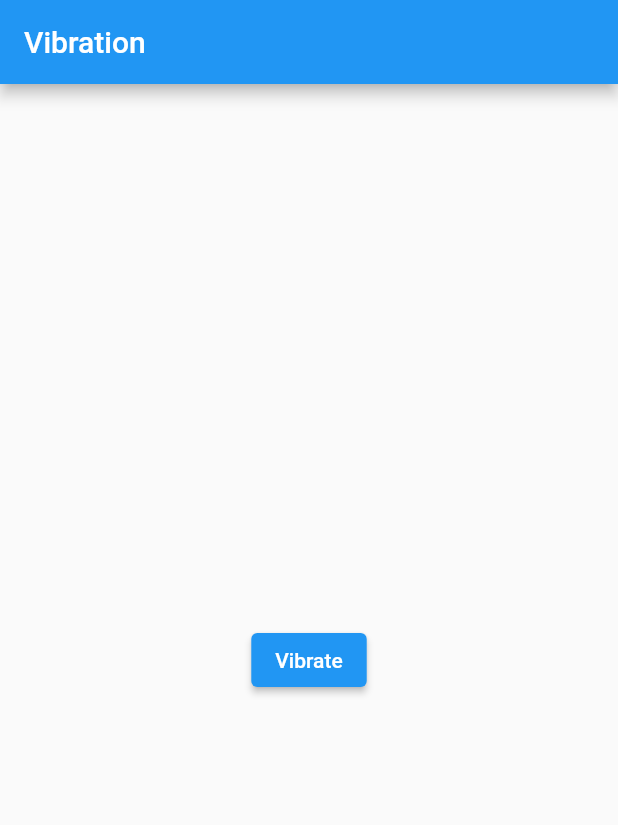
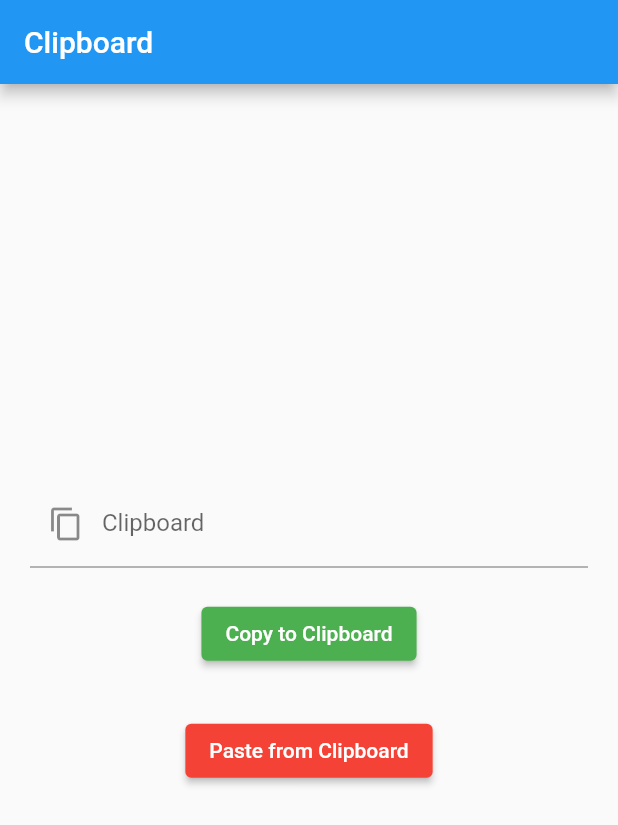
Before and after one commit to hveitia/flutter_hacks, a Flutter app: the screen it shows after launch, after a tap on the "add" icon, on a phone screen of 412 x 824 dp. Shown: the top 825 px of the screen. Run offline on Flutter 3.47's test engine with Material 2 defaults, Android fonts, the light colour scheme and no system bars; our stand-ins replace flutter_modular; missing offline and left inert: clipboard.

Commit message:
Copy to clipboard...

```diff
--- /dev/null
+++ b/lib/_children/clipboard/module.dart
@@ -0,0 +1,13 @@
+import 'package:flutter_modular/flutter_modular.dart';
+import 'package:hacks/_children/clipboard/presenter/page/page.dart';
+
+class ClipboardModule extends Module {
+
+  @override
+  final List<Bind> binds = [];
+
+  @override
+  final List<ModularRoute> routes = [
+    ChildRoute('/', child: (context, args) => const ClipboardPage()),
+  ];
+}
--- /dev/null
+++ b/lib/_children/clipboard/presenter/page/page.dart
@@ -0,0 +1,74 @@
+import 'package:clipboard/clipboard.dart';
+import 'package:flutter/foundation.dart';
+import 'package:flutter/material.dart';
+
+class ClipboardPage extends StatefulWidget {
+  const ClipboardPage({Key? key}) : super(key: key);
+
+  @override
+  State<ClipboardPage> createState() => _ClipboardPageState();
+}
+
+class _ClipboardPageState extends State<ClipboardPage> {
+
+  final TextEditingController _controller = TextEditingController();
+  late String pasteValue = '';
+
+  @override
+  Widget build(BuildContext context) {
+    return  Scaffold(
+      appBar: AppBar(
+        title: const Text('Clipboard'),
+      ),
+      body:  Center(
+        child: Column(
+          mainAxisAlignment: MainAxisAlignment.center,
+          children:  <Widget>[
+             Padding(
+              padding: const EdgeInsets.only(left: 20.0, right: 20.0),
+              child: TextField(
+                controller: _controller,
+                decoration: const InputDecoration(
+                  prefixIcon: Icon(Icons.copy),
+                  labelText:'Clipboard',
+                  hintText: 'Text to copy',
+                ),
+              ),
+            ),
+            const SizedBox(height: 20.0),
+            ElevatedButton(
+              onPressed: (){
+                FlutterClipboard.copy(_controller.text).then(( value ) {
+                    if (kDebugMode) {
+                      print('Text copied!!!');
+                    }
+                  }
+                );
+              },
+              style: ElevatedButton.styleFrom(
+                backgroundColor: Colors.green,
+              ),
+              child: const Text('Copy to Clipboard'),
+            ),
+            const SizedBox(height: 30.0),
+            ElevatedButton(
+              onPressed: (){
+                FlutterClipboard.paste().then((value) {
+                  setState(() {
+                    pasteValue = value;
+                  });
+                });
+              },
+              style: ElevatedButton.styleFrom(
+                backgroundColor: Colors.red,
+              ),
+              child: const Text('Paste from Clipboard'),
+            ),
+            const SizedBox(height: 20.0),
+            Text(pasteValue),
+          ],
+        )
+      ),
+    );
+  }
+}
--- a/lib/_childrens/menu/module.dart
+++ b/lib/_children/menu/module.dart
@@ -1,6 +1,7 @@
 import 'package:flutter_modular/flutter_modular.dart';
-import 'package:hacks/_childrens/menu/presenter/page/page.dart';
-import 'package:hacks/_childrens/vibration/module.dart';
+import 'package:hacks/_children/clipboard/module.dart';
+import 'package:hacks/_children/menu/presenter/page/page.dart';
+import 'package:hacks/_children/vibration/module.dart';
 
 class MenuModule extends Module {
   @override
@@ -10,5 +11,6 @@ class MenuModule extends Module {
   List<ModularRoute> get routes => [
     ChildRoute('/', child: (context, args) => const MenuPage()),
     ModuleRoute('/vibration-module', module: VibrationModule()),
+    ModuleRoute('/clipboard-module', module: ClipboardModule()),
   ];
 }
--- a/lib/_childrens/menu/presenter/page/page.dart
+++ b/lib/_children/menu/presenter/page/page.dart
@@ -41,7 +41,7 @@ class MenuPageState extends State<MenuPage> {
       floatingActionButton: FloatingActionButton(
         // onPressed: _incrementCounter,
         onPressed: (){
-          Modular.to.navigate('/vibration-module/');
+          Modular.to.navigate('/clipboard-module/');
         },
         tooltip: 'Increment',
         child: const Icon(Icons.add),
--- a/lib/_childrens/vibration/module.dart
+++ b/lib/_children/vibration/module.dart
@@ -1,5 +1,5 @@
 import 'package:flutter_modular/flutter_modular.dart';
-import 'package:hacks/_childrens/vibration/presenter/page/page.dart';
+import 'package:hacks/_children/vibration/presenter/page/page.dart';
 
 class VibrationModule extends Module {
   @override
--- a/lib/main.dart
+++ b/lib/main.dart
@@ -1,7 +1,7 @@
 import 'package:flutter/material.dart';
 import 'package:flutter/services.dart';
 import 'package:flutter_modular/flutter_modular.dart';
-import 'package:hacks/_childrens/menu/module.dart';
+import 'package:hacks/_children/menu/module.dart';
 
 void main() {
   WidgetsFlutterBinding.ensureInitialized();
--- a/pubspec.yaml
+++ b/pubspec.yaml
@@ -14,6 +14,7 @@ dependencies:
   cupertino_icons: ^1.0.2
   flutter_modular: 5.0.3
   flutter_vibrate: 1.3.0
+  clipboard: 0.1.3
 
 dev_dependencies:
   flutter_test:
```
Also changed, not shown: lib/_children/vibration/presenter/page/page.dart (renamed from lib/_childrens/vibration/presenter/page/page.dart), pubspec.lock.
